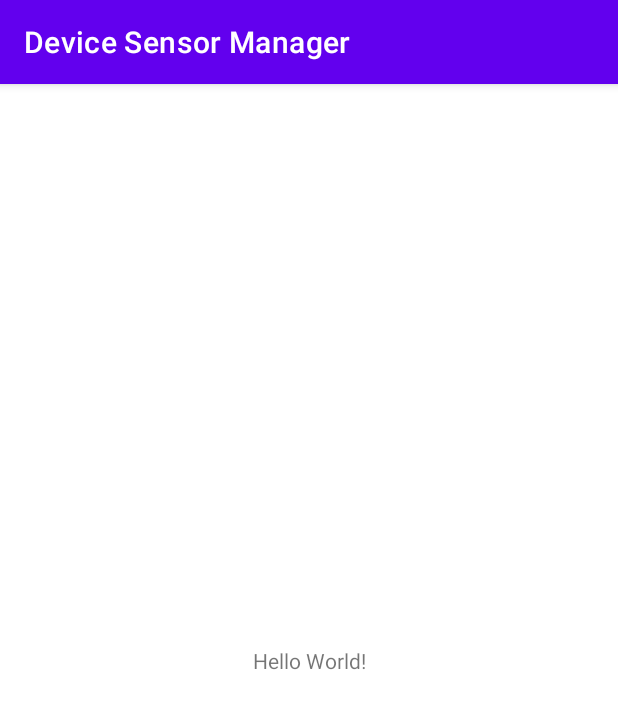
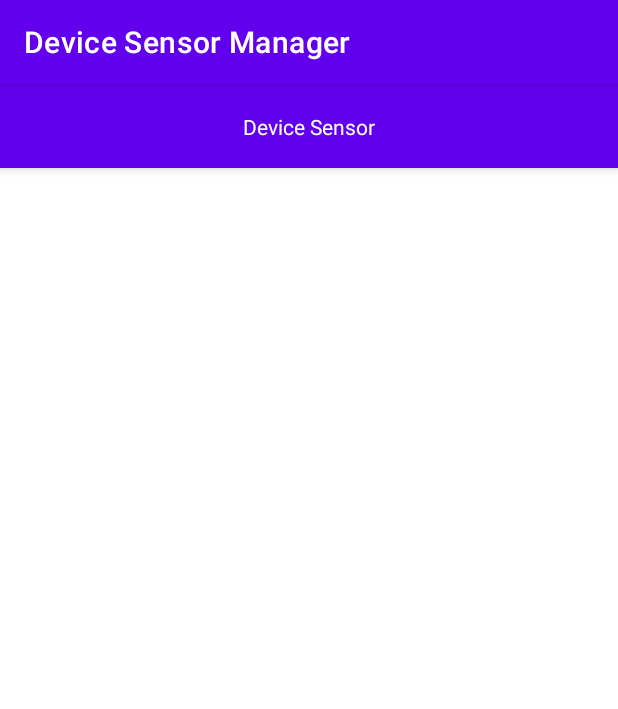
Before and after one commit to riskiilyas/Device-Sensor-Manager, an Android app: the screen it shows after launch (MainActivity), on a phone screen of 412 x 824 dp. Shown: the top 709 px of the screen. Run offline under Robolectric (Android 15) with nearby library versions, the phone set to English and light mode, and no system bars.

Commit message:
on progress

```diff
--- a/app/build.gradle
+++ b/app/build.gradle
@@ -40,4 +40,6 @@ dependencies {
     testImplementation 'junit:junit:4.13.2'
     androidTestImplementation 'androidx.test.ext:junit:1.1.3'
     androidTestImplementation 'androidx.test.espresso:espresso-core:3.4.0'
+    implementation 'com.jjoe64:graphview:4.2.2'
+
 }
--- a/app/src/main/java/com/keecoding/devicesensormanager/MainActivity.kt
+++ b/app/src/main/java/com/keecoding/devicesensormanager/MainActivity.kt
@@ -1,5 +1,11 @@
 package com.keecoding.devicesensormanager
 
+import android.app.Application
+import android.content.Context
+import android.content.pm.PackageInfo
+import android.content.pm.PackageManager
+import android.hardware.Sensor
+import android.hardware.SensorManager
 import androidx.appcompat.app.AppCompatActivity
 import android.os.Bundle
 
@@ -7,5 +13,8 @@ class MainActivity : AppCompatActivity() {
     override fun onCreate(savedInstanceState: Bundle?) {
         super.onCreate(savedInstanceState)
         setContentView(R.layout.activity_main)
+
+        val manager = getSystemService(Context.SENSOR_SERVICE) as SensorManager
+        val accelerometer =  manager.getDefaultSensor(Sensor.TYPE_ACCELEROMETER)
     }
 }
--- a/app/src/main/res/layout/activity_main.xml
+++ b/app/src/main/res/layout/activity_main.xml
@@ -6,13 +6,30 @@
     android:layout_height="match_parent"
     tools:context=".MainActivity">
 
-    <TextView
-        android:layout_width="wrap_content"
-        android:layout_height="wrap_content"
-        android:text="Hello World!"
-        app:layout_constraintBottom_toBottomOf="parent"
-        app:layout_constraintLeft_toLeftOf="parent"
-        app:layout_constraintRight_toRightOf="parent"
-        app:layout_constraintTop_toTopOf="parent" />
+    <com.google.android.material.appbar.AppBarLayout
+        android:id="@+id/appBarLayout"
+        android:layout_width="match_parent"
+        android:layout_height="?actionBarSize"
+        app:layout_constraintEnd_toStartOf="parent"
+        app:layout_constraintStart_toStartOf="parent"
+        app:layout_constraintTop_toTopOf="parent" >
+
+        <androidx.constraintlayout.widget.ConstraintLayout
+            android:layout_width="match_parent"
+            android:layout_height="match_parent">
+
+            <TextView
+                android:text="Device Sensor"
+                android:textColor="@color/white"
+                android:TextStyle="bold"
+                android:layout_width="wrap_content"
+                android:layout_height="wrap_content"
+                app:layout_constraintBottom_toBottomOf="parent"
+                app:layout_constraintEnd_toEndOf="parent"
+                app:layout_constraintHorizontal_bias="0.5"
+                app:layout_constraintStart_toStartOf="parent"
+                app:layout_constraintTop_toTopOf="parent" />
+        </androidx.constraintlayout.widget.ConstraintLayout>
+    </com.google.android.material.appbar.AppBarLayout>
 
 </androidx.constraintlayout.widget.ConstraintLayout>
```
Also changed, not shown: app/src/main/AndroidManifest.xml (+9 -0 lines), app/src/main/java/com/keecoding/devicesensormanager/AccelerometerActivity.kt (added, +34 -0 lines), app/src/main/java/com/keecoding/devicesensormanager/GpsActivity.kt (added, +11 -0 lines), app/src/main/java/com/keecoding/devicesensormanager/GyroscopeActivity.kt (added, +34 -0 lines), app/src/main/res/layout/activity_accelerometer.xml (added, +9 -0 lines), app/src/main/res/layout/activity_gps.xml (added, +9 -0 lines), app/src/main/res/layout/activity_gyroscope.xml (added, +9 -0 lines).
